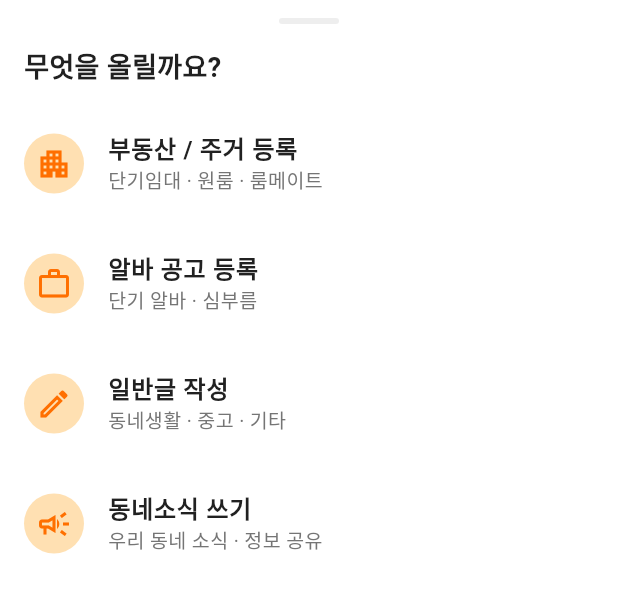
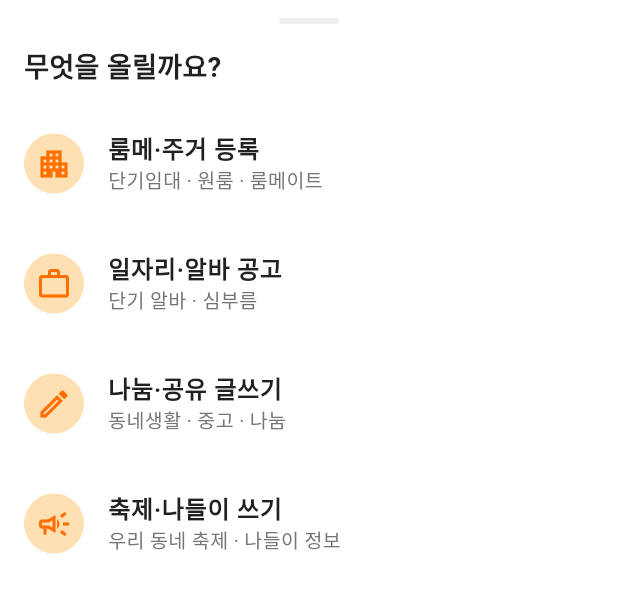
Before and after one commit to planbgw-cell/flatmate, a Flutter app: the WriteComposeSheet widget shown alone on an empty page, opened directly, on a phone screen of 412 x 824 dp. Shown: the top 593 px of the screen. Run offline on Flutter 3.47's test engine with Material 3 defaults, Android fonts, the phone set to English and light mode, and no system bars; our stand-ins replace cached_network_image, dio, flutter_map, flutter_riverpod, flutter_secure_storage, flutter_svg and 6 more; accounts and stored records are empty; network calls fail.

Commit message:
Rename home feed chips for solo living and load festivals by zone.
Align category/badge/compose labels and fetch 축제·나들이 with public_scope=zone plus a region-wide caption.

Co-authored-by: Cursor <cursoragent@cursor.com>

```diff
--- a/lib/features/feed/domain/models/feed_item.dart
+++ b/lib/features/feed/domain/models/feed_item.dart
@@ -17,10 +17,10 @@ enum FeedCategory {
 
   String get label => switch (this) {
         FeedCategory.all => '전체',
-        FeedCategory.housing => '부동산/주거',
-        FeedCategory.job => '구인구직/알바',
-        FeedCategory.market => '중고/나눔',
-        FeedCategory.community => '축제/행사',
+        FeedCategory.housing => '룸메·주거',
+        FeedCategory.job => '일자리·알바',
+        FeedCategory.market => '나눔·공유',
+        FeedCategory.community => '축제·나들이',
       };
 }
 
@@ -42,9 +42,9 @@ enum FeedBadge {
         FeedBadge.recruiting => '모집중',
         FeedBadge.sharing => '나눔',
         FeedBadge.bumped => '끌올',
-        FeedBadge.housing => '주거',
-        FeedBadge.market => '중고',
-        FeedBadge.community => '동네',
+        FeedBadge.housing => '룸메·주거',
+        FeedBadge.market => '나눔·공유',
+        FeedBadge.community => '축제·나들이',
       };
 }
 
--- a/lib/features/feed/presentation/screens/feed_screen.dart
+++ b/lib/features/feed/presentation/screens/feed_screen.dart
@@ -99,6 +99,8 @@ class _FeedScreenState extends ConsumerState<FeedScreen> {
                 FeedCategory.housing => _zoneCaption('공공 주거 공고'),
                 FeedCategory.job => _zoneCaption('공공 일자리'),
                 FeedCategory.market => _zoneCaption('공공 나눔·재활용 시설'),
+                FeedCategory.community =>
+                  '내 권역 전체 축제·나들이 소식을 모아봤어요',
                 _ => null,
               },
             ),
@@ -172,7 +174,7 @@ class _FeedScreenState extends ConsumerState<FeedScreen> {
   }
 
   /// "수도권(서울·인천·경기) …를 함께 보여드려요" once the dong's 권역 is known
-  /// (housing / job chips query `public_scope=zone`).
+  /// (housing / job / market / community chips query `public_scope=zone`).
   String? _zoneCaption(String subject) {
     final zone = zoneOf(ref.watch(serverDongProvider).value?.cityName);
     if (zone == null) return null;
--- a/lib/features/main_navigation/presentation/widgets/write_compose_sheet.dart
+++ b/lib/features/main_navigation/presentation/widgets/write_compose_sheet.dart
@@ -6,7 +6,7 @@ import '../../../../core/theme/app_typography.dart';
 
 enum WriteComposeAction { property, job, post, community }
 
-/// Bottom sheet: 부동산 등록 / 알바 공고 / 일반글 작성 / 동네소식 쓰기
+/// Bottom sheet: 룸메·주거 / 일자리·알바 / 나눔·공유 / 축제·나들이
 Future<WriteComposeAction?> showWriteComposeSheet(BuildContext context) {
   return showModalBottomSheet<WriteComposeAction>(
     context: context,
@@ -51,26 +51,26 @@ class WriteComposeSheet extends StatelessWidget {
             const SizedBox(height: AppSpacing.sm),
             _WriteOptionTile(
               icon: Icons.apartment_outlined,
-              title: '부동산 / 주거 등록',
+              title: '룸메·주거 등록',
               subtitle: '단기임대 · 원룸 · 룸메이트',
               onTap: () => Navigator.pop(context, WriteComposeAction.property),
             ),
             _WriteOptionTile(
               icon: Icons.work_outline,
-              title: '알바 공고 등록',
+              title: '일자리·알바 공고',
               subtitle: '단기 알바 · 심부름',
               onTap: () => Navigator.pop(context, WriteComposeAction.job),
             ),
             _WriteOptionTile(
               icon: Icons.edit_outlined,
-              title: '일반글 작성',
-              subtitle: '동네생활 · 중고 · 기타',
+              title: '나눔·공유 글쓰기',
+              subtitle: '동네생활 · 중고 · 나눔',
               onTap: () => Navigator.pop(context, WriteComposeAction.post),
             ),
             _WriteOptionTile(
               icon: Icons.campaign_outlined,
-              title: '동네소식 쓰기',
-              subtitle: '우리 동네 소식 · 정보 공유',
+              title: '축제·나들이 쓰기',
+              subtitle: '우리 동네 축제 · 나들이 정보',
               onTap: () =>
                   Navigator.pop(context, WriteComposeAction.community),
             ),
```
Also changed, not shown: lib/features/feed/presentation/providers/feed_provider.dart (+8 -6 lines), 3 other files.
